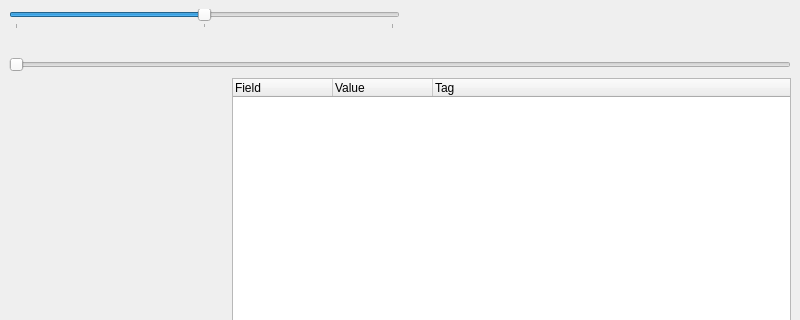
First picture: the form in soccer/ui/LogViewer.ui, repository RoboJackets/robocup-software, before the edit; both pictures show x 0 to 800 and y 0 to 320 of the 800 by 644 pixel window.
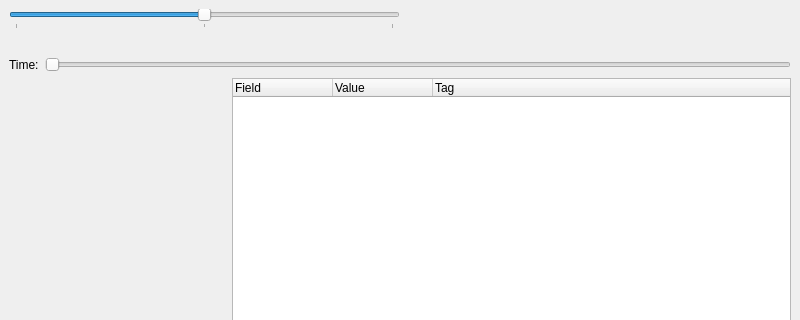
Second picture: the form after the edit. Icons and pictures are not drawn. Custom widgets are drawn as their Qt base class.

```diff
--- a/soccer/ui/LogViewer.ui
+++ b/soccer/ui/LogViewer.ui
@@ -186,6 +186,15 @@
      </layout>
     </item>
     <item>
+     <layout class="QHBoxLayout" name="horizontalLayout_3">
+      <item>
+       <widget class="QLabel" name="label">
+        <property name="text">
+         <string>Time:</string>
+        </property>
+       </widget>
+      </item>
+      <item>
      <widget class="QSlider" name="timeSlider">
       <property name="toolTip">
        <string>Time</string>
@@ -194,6 +203,8 @@
        <enum>Qt::Horizontal</enum>
       </property>
      </widget>
+      </item>
+     </layout>
     </item>
     <item>
      <widget class="QSplitter" name="splitter">
```
Lines whose indentation alone changed are shown as unchanged.
